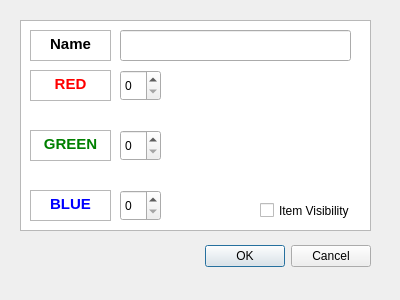
Old version of the form Worksheet5/Qt_Application/optiondialog.ui in the repository Kajeban/3D-Model-Visualisation-Software.
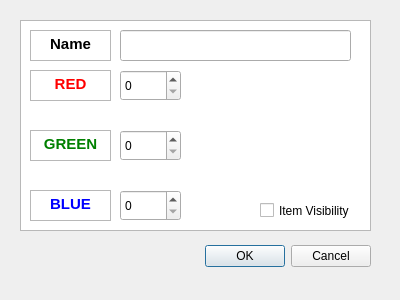
New version of the form.

```diff
--- a/Worksheet5/Qt_Application/optiondialog.ui
+++ b/Worksheet5/Qt_Application/optiondialog.ui
@@ -50,7 +50,7 @@
     <rect>
      <x>120</x>
      <y>70</y>
-     <width>41</width>
+     <width>61</width>
      <height>31</height>
     </rect>
    </property>
@@ -145,7 +145,7 @@
     <rect>
      <x>120</x>
      <y>130</y>
-     <width>41</width>
+     <width>61</width>
      <height>31</height>
     </rect>
    </property>
@@ -155,7 +155,7 @@
     <rect>
      <x>120</x>
      <y>190</y>
-     <width>41</width>
+     <width>61</width>
      <height>31</height>
     </rect>
    </property>
```
Left out of the diff: 6 changed lines with no effect on the pictures.
